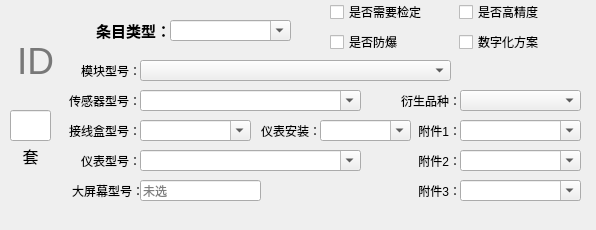
Before: the Qt Designer form apps/ui/quoteListItem.ui in pxhhero-bit/COPA_External, drawn with Qt 5.
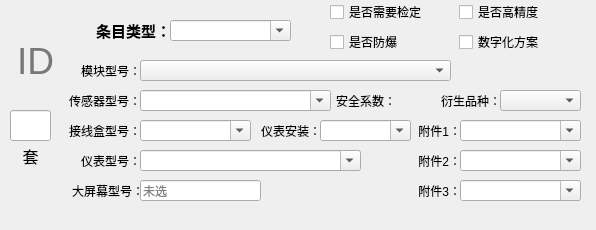
After: the same form once the commit is applied.

The edit to the form file:
```diff
--- a/apps/ui/quoteListItem.ui
+++ b/apps/ui/quoteListItem.ui
@@ -369,7 +369,7 @@
     <rect>
      <x>140</x>
      <y>90</y>
-     <width>221</width>
+     <width>191</width>
      <height>21</height>
     </rect>
    </property>
@@ -389,6 +389,38 @@
     <string>请选择条目类型</string>
    </property>
   </widget>
+  <widget class="QLabel" name="sfLabel">
+   <property name="geometry">
+    <rect>
+     <x>335</x>
+     <y>90</y>
+     <width>61</width>
+     <height>21</height>
+    </rect>
+   </property>
+   <property name="text">
+    <string>安全系数：</string>
+   </property>
+   <property name="alignment">
+    <set>Qt::AlignmentFlag::AlignRight|Qt::AlignmentFlag::AlignTrailing|Qt::AlignmentFlag::AlignVCenter</set>
+   </property>
+  </widget>
+  <widget class="QLabel" name="sfChip">
+   <property name="geometry">
+    <rect>
+     <x>400</x>
+     <y>90</y>
+     <width>36</width>
+     <height>21</height>
+    </rect>
+   </property>
+   <property name="text">
+    <string/>
+   </property>
+   <property name="alignment">
+    <set>Qt::AlignmentFlag::AlignCenter</set>
+   </property>
+  </widget>
   <widget class="QComboBox" name="jBoxComBox">
    <property name="geometry">
     <rect>
@@ -542,7 +574,7 @@
   <widget class="QLabel" name="derivativeLb">
    <property name="geometry">
     <rect>
-     <x>400</x>
+     <x>440</x>
      <y>90</y>
      <width>61</width>
      <height>21</height>
@@ -558,9 +590,9 @@
   <widget class="QComboBox" name="derivativeComBox">
    <property name="geometry">
     <rect>
-     <x>460</x>
+     <x>500</x>
      <y>90</y>
-     <width>121</width>
+     <width>81</width>
      <height>21</height>
     </rect>
    </property>
```
